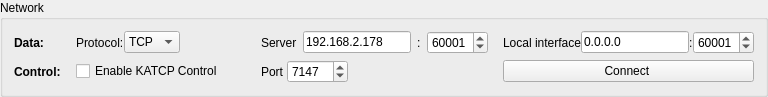
ska-sa/AVNSignalAnalyser, file NetworkConnectionWidget.ui: the form before one commit.
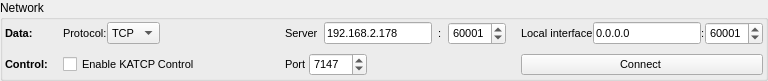
The form after the commit.

Commit message: Various GUI layout improves for better space utilisation. Especially for Windows.

```diff
--- a/NetworkConnectionWidget.ui
+++ b/NetworkConnectionWidget.ui
@@ -29,6 +29,21 @@
    <string>Network</string>
   </property>
   <layout class="QHBoxLayout" name="horizontalLayout_5">
+   <property name="spacing">
+    <number>8</number>
+   </property>
+   <property name="leftMargin">
+    <number>2</number>
+   </property>
+   <property name="topMargin">
+    <number>2</number>
+   </property>
+   <property name="rightMargin">
+    <number>2</number>
+   </property>
+   <property name="bottomMargin">
+    <number>2</number>
+   </property>
    <item>
     <layout class="QGridLayout" name="gridLayout">
      <property name="horizontalSpacing">
@@ -38,6 +53,7 @@
       <widget class="QLabel" name="label_2">
        <property name="font">
         <font>
+         <pointsize>8</pointsize>
          <weight>75</weight>
          <bold>true</bold>
         </font>
@@ -51,6 +67,7 @@
       <widget class="QLabel" name="label_6">
        <property name="font">
         <font>
+         <pointsize>8</pointsize>
          <weight>75</weight>
          <bold>true</bold>
         </font>
@@ -73,6 +90,11 @@
            <verstretch>0</verstretch>
           </sizepolicy>
          </property>
+         <property name="font">
+          <font>
+           <pointsize>8</pointsize>
+          </font>
+         </property>
          <property name="text">
           <string>Server</string>
          </property>
@@ -80,6 +102,11 @@
        </item>
        <item>
         <widget class="QLineEdit" name="lineEdit_server">
+         <property name="font">
+          <font>
+           <pointsize>8</pointsize>
+          </font>
+         </property>
          <property name="text">
           <string>192.168.2.178</string>
          </property>
@@ -87,6 +114,11 @@
        </item>
        <item>
         <widget class="QLabel" name="label_8">
+         <property name="font">
+          <font>
+           <pointsize>8</pointsize>
+          </font>
+         </property>
          <property name="text">
           <string>:</string>
          </property>
@@ -94,6 +126,11 @@
        </item>
        <item>
         <widget class="QSpinBox" name="spinBox_serverPort">
+         <property name="font">
+          <font>
+           <pointsize>8</pointsize>
+          </font>
+         </property>
          <property name="maximum">
           <number>65535</number>
          </property>
@@ -114,6 +151,11 @@
            <verstretch>0</verstretch>
           </sizepolicy>
          </property>
+         <property name="font">
+          <font>
+           <pointsize>8</pointsize>
+          </font>
+         </property>
          <property name="text">
           <string>Protocol:</string>
          </property>
@@ -121,6 +163,11 @@
        </item>
        <item>
         <widget class="QComboBox" name="comboBox_dataProtocol">
+         <property name="font">
+          <font>
+           <pointsize>8</pointsize>
+          </font>
+         </property>
          <item>
           <property name="text">
            <string>TCP</string>
@@ -135,6 +182,11 @@
        </item>
        <item>
         <spacer name="horizontalSpacer_2">
+         <property name="font">
+          <font>
+           <pointsize>8</pointsize>
+          </font>
+         </property>
          <property name="orientation">
           <enum>Qt::Horizontal</enum>
          </property>
@@ -152,6 +204,11 @@
       <layout class="QHBoxLayout" name="horizontalLayout_3">
        <item>
         <widget class="QLabel" name="label_interface">
+         <property name="font">
+          <font>
+           <pointsize>8</pointsize>
+          </font>
+         </property>
          <property name="text">
           <string>Local interface</string>
          </property>
@@ -159,6 +216,11 @@
        </item>
        <item>
         <widget class="QLineEdit" name="lineEdit_interface">
+         <property name="font">
+          <font>
+           <pointsize>8</pointsize>
+          </font>
+         </property>
          <property name="text">
           <string>0.0.0.0</string>
          </property>
@@ -166,6 +228,11 @@
        </item>
        <item>
         <widget class="QLabel" name="label_localColon">
+         <property name="font">
+          <font>
+           <pointsize>8</pointsize>
+          </font>
+         </property>
          <property name="text">
           <string>:</string>
          </property>
@@ -173,6 +240,11 @@
        </item>
        <item>
         <widget class="QSpinBox" name="spinBox_localPort">
+         <property name="font">
+          <font>
+           <pointsize>8</pointsize>
+          </font>
+         </property>
          <property name="maximum">
           <number>65535</number>
          </property>
@@ -185,6 +257,11 @@
      </item>
      <item row="1" column="1">
       <widget class="QCheckBox" name="checkBox_KATCPControl">
+       <property name="font">
+        <font>
+         <pointsize>8</pointsize>
+        </font>
+       </property>
        <property name="text">
         <string>Enable KATCP Control</string>
        </property>
@@ -194,6 +271,11 @@
       <layout class="QHBoxLayout" name="horizontalLayout_4">
        <item>
         <widget class="QLabel" name="label_KATCPPort">
+         <property name="font">
+          <font>
+           <pointsize>8</pointsize>
+          </font>
+         </property>
          <property name="text">
           <string>Port </string>
          </property>
@@ -201,6 +283,11 @@
        </item>
        <item>
         <widget class="QSpinBox" name="spinBox_KATCPPort">
+         <property name="font">
+          <font>
+           <pointsize>8</pointsize>
+          </font>
+         </property>
          <property name="maximum">
           <number>65535</number>
          </property>
@@ -211,6 +298,11 @@
        </item>
        <item>
         <spacer name="horizontalSpacer">
+         <property name="font">
+          <font>
+           <pointsize>8</pointsize>
+          </font>
+         </property>
          <property name="orientation">
           <enum>Qt::Horizontal</enum>
          </property>
@@ -226,6 +318,11 @@
      </item>
      <item row="1" column="3">
       <widget class="QPushButton" name="pushButton_connectDisconnect">
+       <property name="font">
+        <font>
+         <pointsize>8</pointsize>
+        </font>
+       </property>
        <property name="text">
         <string>Connect </string>
        </property>
```
The commit also changes 4 other files.
